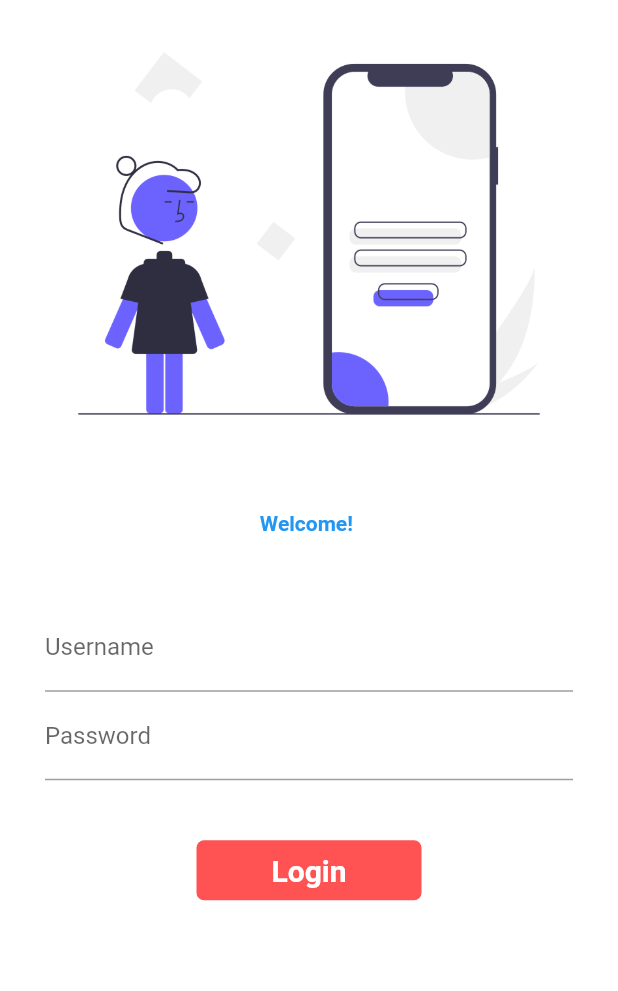
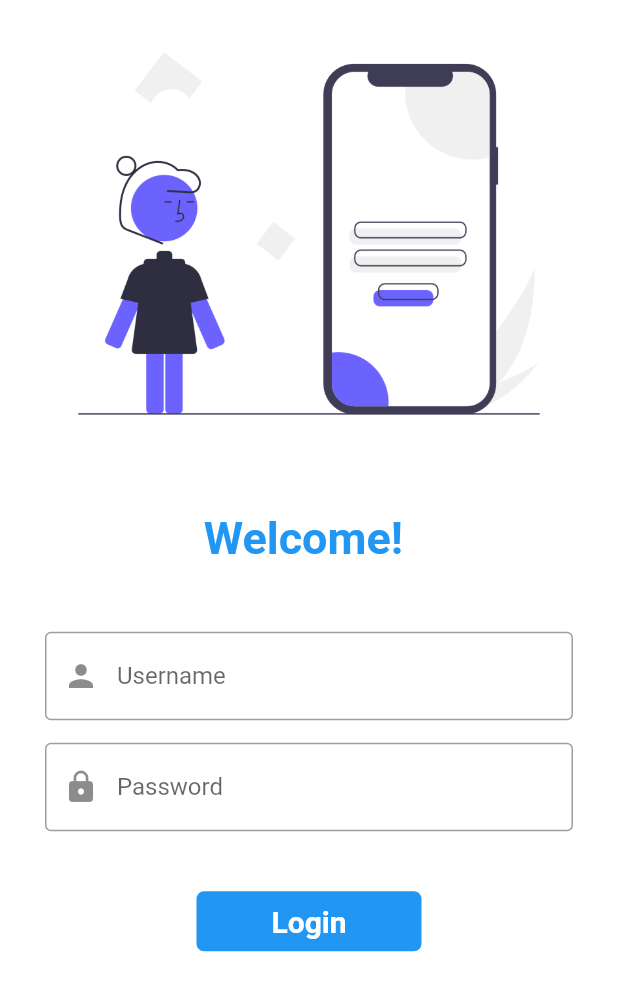
Before and after one commit to Mularbo/Learning_Flutter, a Flutter app: the screen it shows after launch, on a phone screen of 412 x 824 dp. Shown: the top 991 px of the screen. Run offline on Flutter 3.47's test engine with Material 2 defaults, Android fonts, the phone set to English and light mode, and no system bars; our stand-ins replace google_fonts.

Commit message:
completed day7 of training

```diff
--- a/lib/pages/login_page.dart
+++ b/lib/pages/login_page.dart
@@ -13,11 +13,30 @@
 class _LoginPageState extends State<LoginPage> {
   String name = "";
   bool changebutton = false;
+  final _formkey = GlobalKey<FormState>();
+
+  moveToHome(BuildContext context) async {
+    if (_formkey.currentState!.validate()) {
+      setState(() {
+        changebutton = true;
+      });
+      await Future.delayed(
+        Duration(seconds: 1),
+      );
+      await Navigator.pushNamed(context, MyRoutes.homeRoute);
+      setState(() {
+        changebutton = false;
+      });
+    }
+  }
+
   @override
   Widget build(BuildContext context) {
     return Material(
       color: Colors.white,
       child: SingleChildScrollView(
+        child: Form(
+          key: _formkey,
           child: Column(
             children: [
               Image.asset("assets/MobileLogin.png"),
@@ -29,31 +48,53 @@
                 style: const TextStyle(
                   color: Colors.blue,
                   fontWeight: FontWeight.bold,
+                  fontSize: 30,
                 ),
               ),
               const SizedBox(
                 height: 25,
               ),
               Padding(
-              padding: const EdgeInsets.symmetric(horizontal: 30, vertical: 20),
+                padding:
+                    const EdgeInsets.symmetric(horizontal: 30, vertical: 20),
                 child: Column(
                   children: [
                     TextFormField(
                       decoration: const InputDecoration(
                         labelText: "Username",
                         hintText: "Enter Username",
+                        prefixIcon: Icon(Icons.person),
+                        border: OutlineInputBorder(),
                       ),
+                      validator: (value) {
+                        if (value == "") {
+                          return "Username cannot be empty";
+                        }
+                        return null;
+                      },
                       onChanged: (value) {
                         name = value;
                         setState(() {});
                       },
+                    ),
+                    SizedBox(
+                      height: 15,
                     ),
                     TextFormField(
                       obscureText: true,
                       decoration: const InputDecoration(
                           labelText: "Password",
                           hintText: "Enter Password",
-                    ),
+                          prefixIcon: Icon(Icons.lock),
+                          border: OutlineInputBorder()),
+                      validator: (value) {
+                        if (value == "") {
+                          return "password cannot be empty";
+                        } else if (value != null && value.length < 6) {
+                          return "password cannot be less then 6 characters";
+                        }
+                        return null;
+                      },
                     ),
                   ],
                 ),
@@ -61,23 +102,18 @@
               const SizedBox(
                 height: 20,
               ),
-            InkWell(
-              onTap: () async {
-                setState(() {
-                  changebutton = true;
-                });
-                await Future.delayed(
-                  Duration(seconds: 1),
-                );
-                Navigator.pushNamed(context, MyRoutes.homeRoute);
-              },
+              Material(
+                color: Colors.blue,
+                borderRadius: BorderRadius.circular(changebutton ? 50 : 5),
+                child: InkWell(
+                  //splashColor: Colors.grey,
+                  onTap: () => moveToHome(context),
+
                   child: AnimatedContainer(
                     duration: Duration(seconds: 1),
-                width: changebutton ? 55 : 150,
+                    width: changebutton ? 50 : 150,
                     height: 40,
-
                     alignment: Alignment.center,
-
                     child: changebutton
                         ? const Icon(Icons.done)
                         : const Text(
@@ -88,25 +124,13 @@
                               fontSize: 20,
                             ),
                           ),
-                decoration: BoxDecoration(
-                  //shape: changebutton ? BoxShape.circle : BoxShape.rectangle,
-                  color: changebutton ? Colors.grey : Colors.redAccent,
-                  borderRadius: BorderRadius.circular(5),
                   ),
-                //ElevatedButton(
-                //style: TextButton.styleFrom(
-                //minimumSize: const Size(120, 40),
-                //),
-                //onPressed: () {
-                //Navigator.pushNamed(context, MyRoutes.homeRoute);
-                //},
-                //child: const Text("Login"),
-                //)
                 ),
               )
             ],
           ),
         ),
+      ),
     );
   }
 }
```
Lines whose indentation alone changed are shown as unchanged.
